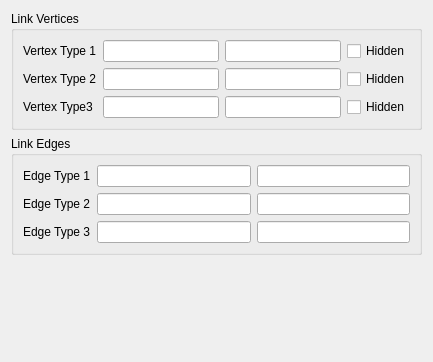
wildmichael/ParaView3-enhancements-old, file Plugins/TableToGraphPanel/TableToGraphPanel.ui: the form before one commit.
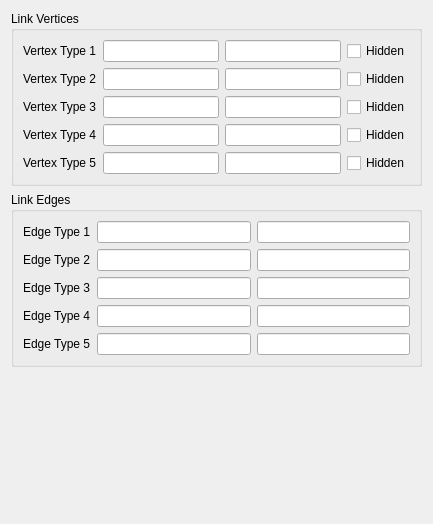
The form after the commit.

Commit message: ENH: Added additional fields for vertices and edges.

```diff
--- a/Plugins/TableToGraphPanel/TableToGraphPanel.ui
+++ b/Plugins/TableToGraphPanel/TableToGraphPanel.ui
@@ -6,7 +6,7 @@
     <x>0</x>
     <y>0</y>
     <width>433</width>
-    <height>362</height>
+    <height>524</height>
    </rect>
   </property>
   <property name="windowTitle" >
@@ -62,7 +62,7 @@
       <item row="2" column="0" >
        <widget class="QLabel" name="label_8" >
         <property name="text" >
-         <string>Vertex Type3</string>
+         <string>Vertex Type 3</string>
         </property>
        </widget>
       </item>
@@ -79,6 +79,46 @@
         </property>
        </widget>
       </item>
+      <item row="3" column="0" >
+       <widget class="QLabel" name="label" >
+        <property name="text" >
+         <string>Vertex Type 4</string>
+        </property>
+       </widget>
+      </item>
+      <item row="3" column="1" >
+       <widget class="QLineEdit" name="vertexField4" />
+      </item>
+      <item row="3" column="2" >
+       <widget class="QLineEdit" name="vertexDomain4" />
+      </item>
+      <item row="3" column="3" >
+       <widget class="QCheckBox" name="vertexHidden4" >
+        <property name="text" >
+         <string>Hidden</string>
+        </property>
+       </widget>
+      </item>
+      <item row="4" column="0" >
+       <widget class="QLabel" name="label_2" >
+        <property name="text" >
+         <string>Vertex Type 5</string>
+        </property>
+       </widget>
+      </item>
+      <item row="4" column="3" >
+       <widget class="QCheckBox" name="vertexHidden5" >
+        <property name="text" >
+         <string>Hidden</string>
+        </property>
+       </widget>
+      </item>
+      <item row="4" column="1" >
+       <widget class="QLineEdit" name="vertexField5" />
+      </item>
+      <item row="4" column="2" >
+       <widget class="QLineEdit" name="vertexDomain5" />
+      </item>
      </layout>
     </widget>
    </item>
@@ -127,6 +167,32 @@
       <item row="2" column="2" >
        <widget class="QLineEdit" name="edgeTarget3" />
       </item>
+      <item row="3" column="0" >
+       <widget class="QLabel" name="label_9" >
+        <property name="text" >
+         <string>Edge Type 4</string>
+        </property>
+       </widget>
+      </item>
+      <item row="4" column="0" >
+       <widget class="QLabel" name="label_10" >
+        <property name="text" >
+         <string>Edge Type 5</string>
+        </property>
+       </widget>
+      </item>
+      <item row="3" column="1" >
+       <widget class="QLineEdit" name="edgeSource4" />
+      </item>
+      <item row="4" column="1" >
+       <widget class="QLineEdit" name="edgeSource5" />
+      </item>
+      <item row="3" column="2" >
+       <widget class="QLineEdit" name="edgeTarget4" />
+      </item>
+      <item row="4" column="2" >
+       <widget class="QLineEdit" name="edgeTarget5" />
+      </item>
      </layout>
     </widget>
    </item>
```
The commit also changes 1 other file.
